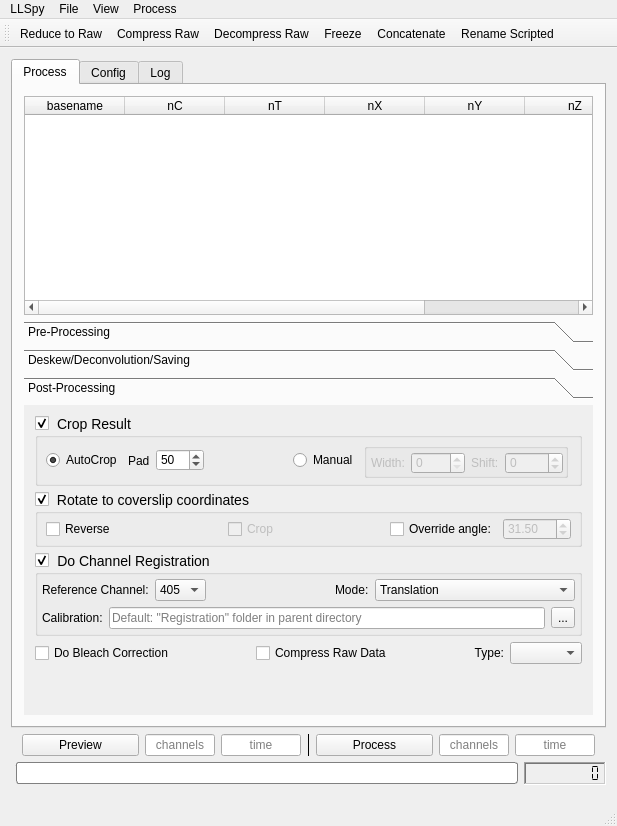
tlambert03/LLSpy, file llspy/gui/main_gui.ui: the form before one commit.
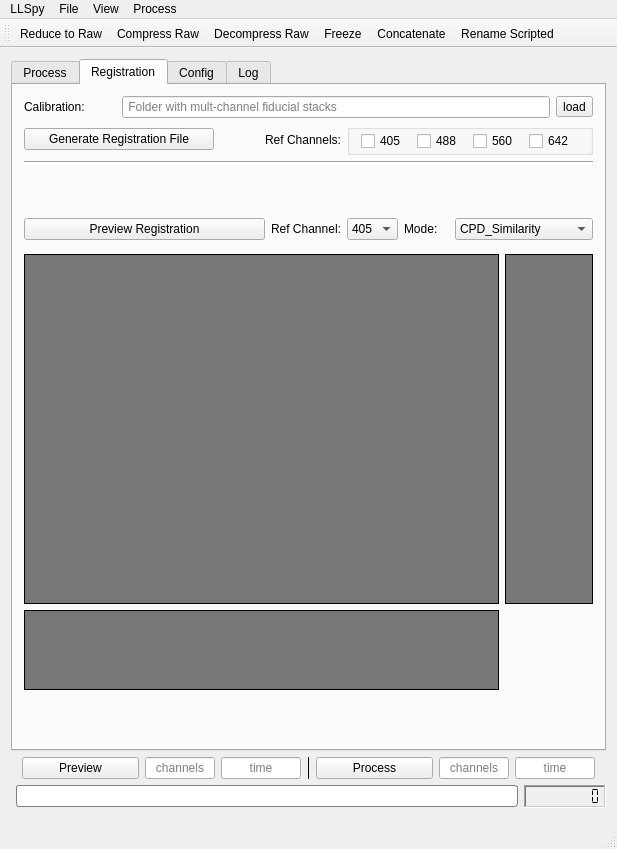
The form after the commit. The open tabs and pages were chosen to show the change.

Commit message: add registration tab to gui, connect to functions

Diff of the .ui file:
```diff
--- a/llspy/gui/main_gui.ui
+++ b/llspy/gui/main_gui.ui
@@ -7,7 +7,7 @@
     <x>0</x>
     <y>0</y>
     <width>617</width>
-    <height>826</height>
+    <height>849</height>
    </rect>
   </property>
   <property name="minimumSize">
@@ -1707,7 +1707,7 @@
                   <number>0</number>
                  </property>
                  <item>
-                  <widget class="QLabel" name="RegCalibPathLabel">
+                  <widget class="QLabel" name="RegProcessPathLabel">
                    <property name="toolTip">
                     <string>Specify folder with calibration (e.g. tetraspeck
 bead) images acquired in each channel.</string>
@@ -1718,7 +1718,7 @@
                   </widget>
                  </item>
                  <item>
-                  <widget class="QLineEdit" name="RegCalibPathLineEdit">
+                  <widget class="QLineEdit" name="RegProcessPathLineEdit">
                    <property name="enabled">
                     <bool>true</bool>
                    </property>
@@ -1727,7 +1727,7 @@
 bead) images acquired in each channel.</string>
                    </property>
                    <property name="placeholderText">
-                    <string>Default: &quot;Registration&quot; folder in parent directory</string>
+                    <string> registration file or folder with multichannel fiducial stacks</string>
                    </property>
                   </widget>
                  </item>
@@ -1852,6 +1852,414 @@
         </item>
        </layout>
       </widget>
+      <widget class="QWidget" name="tab_registration">
+       <attribute name="title">
+        <string>Registration</string>
+       </attribute>
+       <layout class="QGridLayout" name="gridLayout_3">
+        <item row="4" column="3">
+         <widget class="QLabel" name="RegCalib_channelRefLabel">
+          <property name="enabled">
+           <bool>true</bool>
+          </property>
+          <property name="toolTip">
+           <string>Reference channel to which to register
+(this channel will not change)</string>
+          </property>
+          <property name="text">
+           <string>Ref Channel:</string>
+          </property>
+         </widget>
+        </item>
+        <item row="4" column="6" colspan="3">
+         <widget class="QComboBox" name="RegCalib_channelRefModeCombo">
+          <property name="enabled">
+           <bool>true</bool>
+          </property>
+          <property name="minimumSize">
+           <size>
+            <width>0</width>
+            <height>0</height>
+           </size>
+          </property>
+          <property name="maximumSize">
+           <size>
+            <width>1606000</width>
+            <height>16777215</height>
+           </size>
+          </property>
+          <property name="toolTip">
+           <string>Type of registration to perform:
+Translation=shift only
+Rigid=Shift and rotation
+Similarity=Rigid plus scaling
+Affine=Translation, Rotation, Scaling, Shear
+2-step=Affine in XY, Rigid in Z
+CPD=Coherent Point Drift algorithm
+(Myronenko, 2010)</string>
+          </property>
+          <property name="currentText">
+           <string>CPD_Similarity</string>
+          </property>
+          <property name="currentIndex">
+           <number>7</number>
+          </property>
+          <item>
+           <property name="text">
+            <string>None</string>
+           </property>
+          </item>
+          <item>
+           <property name="text">
+            <string>Translation</string>
+           </property>
+          </item>
+          <item>
+           <property name="text">
+            <string>Rigid</string>
+           </property>
+          </item>
+          <item>
+           <property name="text">
+            <string>Similarity</string>
+           </property>
+          </item>
+          <item>
+           <property name="text">
+            <string>Affine</string>
+           </property>
+          </item>
+          <item>
+           <property name="text">
+            <string>2step</string>
+           </property>
+          </item>
+          <item>
+           <property name="text">
+            <string>CPD_Rigid</string>
+           </property>
+          </item>
+          <item>
+           <property name="text">
+            <string>CPD_Similarity</string>
+           </property>
+          </item>
+          <item>
+           <property name="text">
+            <string>CPD_Affine</string>
+           </property>
+          </item>
+          <item>
+           <property name="text">
+            <string>CPD_2step</string>
+           </property>
+          </item>
+         </widget>
+        </item>
+        <item row="0" column="1" colspan="7">
+         <widget class="QLineEdit" name="RegCalibPathLineEdit">
+          <property name="enabled">
+           <bool>true</bool>
+          </property>
+          <property name="toolTip">
+           <string>Specify folder with calibration (e.g. tetraspeck
+bead) images acquired in each channel.</string>
+          </property>
+          <property name="placeholderText">
+           <string> Folder with mult-channel fiducial stacks</string>
+          </property>
+         </widget>
+        </item>
+        <item row="4" column="4">
+         <widget class="QComboBox" name="RegCalib_channelRefCombo">
+          <property name="enabled">
+           <bool>true</bool>
+          </property>
+          <property name="maximumSize">
+           <size>
+            <width>70</width>
+            <height>16777215</height>
+           </size>
+          </property>
+          <property name="toolTip">
+           <string>Reference channel to which to register
+(this channel will not change)</string>
+          </property>
+          <property name="currentText">
+           <string>405</string>
+          </property>
+          <item>
+           <property name="text">
+            <string>405</string>
+           </property>
+          </item>
+          <item>
+           <property name="text">
+            <string>488</string>
+           </property>
+          </item>
+          <item>
+           <property name="text">
+            <string>560</string>
+           </property>
+          </item>
+          <item>
+           <property name="text">
+            <string>592</string>
+           </property>
+          </item>
+          <item>
+           <property name="text">
+            <string>642</string>
+           </property>
+          </item>
+         </widget>
+        </item>
+        <item row="0" column="8">
+         <widget class="QToolButton" name="RegCalibPathLoadButton">
+          <property name="text">
+           <string>load</string>
+          </property>
+         </widget>
+        </item>
+        <item row="6" column="0" colspan="7">
+         <widget class="QLabel" name="RegPreviewLabelXY">
+          <property name="minimumSize">
+           <size>
+            <width>0</width>
+            <height>350</height>
+           </size>
+          </property>
+          <property name="autoFillBackground">
+           <bool>false</bool>
+          </property>
+          <property name="styleSheet">
+           <string notr="true">background: #777</string>
+          </property>
+          <property name="frameShape">
+           <enum>QFrame::Box</enum>
+          </property>
+          <property name="frameShadow">
+           <enum>QFrame::Plain</enum>
+          </property>
+          <property name="lineWidth">
+           <number>1</number>
+          </property>
+          <property name="text">
+           <string/>
+          </property>
+         </widget>
+        </item>
+        <item row="6" column="7" colspan="2">
+         <widget class="QLabel" name="RegPreviewLabelYZ">
+          <property name="styleSheet">
+           <string notr="true">background: #777</string>
+          </property>
+          <property name="frameShape">
+           <enum>QFrame::Box</enum>
+          </property>
+          <property name="text">
+           <string/>
+          </property>
+         </widget>
+        </item>
+        <item row="1" column="2" colspan="2">
+         <widget class="QLabel" name="RegCalibRefChannelsLabel">
+          <property name="enabled">
+           <bool>true</bool>
+          </property>
+          <property name="toolTip">
+           <string>Reference channel to which to register
+(this channel will not change)</string>
+          </property>
+          <property name="text">
+           <string>Ref Channels:</string>
+          </property>
+          <property name="alignment">
+           <set>Qt::AlignRight|Qt::AlignTrailing|Qt::AlignVCenter</set>
+          </property>
+         </widget>
+        </item>
+        <item row="7" column="0" colspan="7">
+         <widget class="QLabel" name="RegPreviewLabelXZ">
+          <property name="minimumSize">
+           <size>
+            <width>0</width>
+            <height>80</height>
+           </size>
+          </property>
+          <property name="styleSheet">
+           <string notr="true">background: #777</string>
+          </property>
+          <property name="frameShape">
+           <enum>QFrame::Box</enum>
+          </property>
+          <property name="text">
+           <string/>
+          </property>
+         </widget>
+        </item>
+        <item row="1" column="0" colspan="2">
+         <widget class="QPushButton" name="GenerateRegFileButton">
+          <property name="minimumSize">
+           <size>
+            <width>190</width>
+            <height>0</height>
+           </size>
+          </property>
+          <property name="text">
+           <string>Generate Registration File</string>
+          </property>
+         </widget>
+        </item>
+        <item row="4" column="0" colspan="3">
+         <widget class="QPushButton" name="RegCalibPreviewButton">
+          <property name="text">
+           <string>Preview Registration</string>
+          </property>
+         </widget>
+        </item>
+        <item row="3" column="4">
+         <spacer name="verticalSpacer_4">
+          <property name="orientation">
+           <enum>Qt::Vertical</enum>
+          </property>
+          <property name="sizeHint" stdset="0">
+           <size>
+            <width>20</width>
+            <height>40</height>
+           </size>
+          </property>
+         </spacer>
+        </item>
+        <item row="0" column="0">
+         <widget class="QLabel" name="RegCalibPathLabel">
+          <property name="toolTip">
+           <string>Specify folder with calibration (e.g. tetraspeck
+bead) images acquired in each channel.</string>
+          </property>
+          <property name="text">
+           <string>Calibration:</string>
+          </property>
+         </widget>
+        </item>
+        <item row="4" column="5">
+         <widget class="QLabel" name="RegCalib_channelRefModeLabel">
+          <property name="maximumSize">
+           <size>
+            <width>50</width>
+            <height>16777215</height>
+           </size>
+          </property>
+          <property name="toolTip">
+           <string>Type of registration to perform:
+Translation=shift only
+Rigid=Shift and rotation
+Similarity=Rigid plus scaling
+Affine=Translation, Rotation, Scaling, Shear
+2-step=Affine in XY, Rigid in Z
+CPD=Coherent Point Drift algorithm
+(Myronenko, 2010)</string>
+          </property>
+          <property name="text">
+           <string>Mode:</string>
+          </property>
+         </widget>
+        </item>
+        <item row="1" column="4" colspan="5">
+         <widget class="QGroupBox" name="RegCalibRefChannelsGroup">
+          <property name="title">
+           <string/>
+          </property>
+          <layout class="QHBoxLayout" name="RegCalibRefGroupLayout">
+           <property name="topMargin">
+            <number>0</number>
+           </property>
+           <property name="bottomMargin">
+            <number>0</number>
+           </property>
+           <item>
+            <widget class="QCheckBox" name="checkBox">
+             <property name="text">
+              <string>405</string>
+             </property>
+            </widget>
+           </item>
+           <item>
+            <widget class="QCheckBox" name="checkBox_2">
+             <property name="text">
+              <string>488</string>
+             </property>
+            </widget>
+           </item>
+           <item>
+            <widget class="QCheckBox" name="checkBox_3">
+             <property name="text">
+              <string>560</string>
+             </property>
+            </widget>
+           </item>
+           <item>
+            <widget class="QCheckBox" name="checkBox_4">
+             <property name="text">
+              <string>642</string>
+             </property>
+            </widget>
+           </item>
+          </layout>
+         </widget>
+        </item>
+        <item row="7" column="7">
+         <spacer name="verticalSpacer_2">
+          <property name="orientation">
+           <enum>Qt::Vertical</enum>
+          </property>
+          <property name="sizeHint" stdset="0">
+           <size>
+            <width>20</width>
+            <height>40</height>
+           </size>
+          </property>
+         </spacer>
+        </item>
+        <item row="2" column="0" colspan="9">
+         <widget class="Line" name="regpreviewline">
+          <property name="orientation">
+           <enum>Qt::Horizontal</enum>
+          </property>
+         </widget>
+        </item>
+        <item row="8" column="4">
+         <spacer name="verticalSpacer">
+          <property name="orientation">
+           <enum>Qt::Vertical</enum>
+          </property>
+          <property name="sizeHint" stdset="0">
+           <size>
+            <width>20</width>
+            <height>40</height>
+           </size>
+          </property>
+         </spacer>
+        </item>
+        <item row="5" column="4">
+         <spacer name="verticalSpacer_5">
+          <property name="orientation">
+           <enum>Qt::Vertical</enum>
+          </property>
+          <property name="sizeType">
+           <enum>QSizePolicy::Fixed</enum>
+          </property>
+          <property name="sizeHint" stdset="0">
+           <size>
+            <width>0</width>
+            <height>8</height>
+           </size>
+          </property>
+         </spacer>
+        </item>
+       </layout>
+      </widget>
       <widget class="QWidget" name="tab_config">
        <attribute name="title">
         <string>Config</string>
```
Left out of the diff: 6 changed lines with no effect on the pictures. The commit also changes 2 other files.
